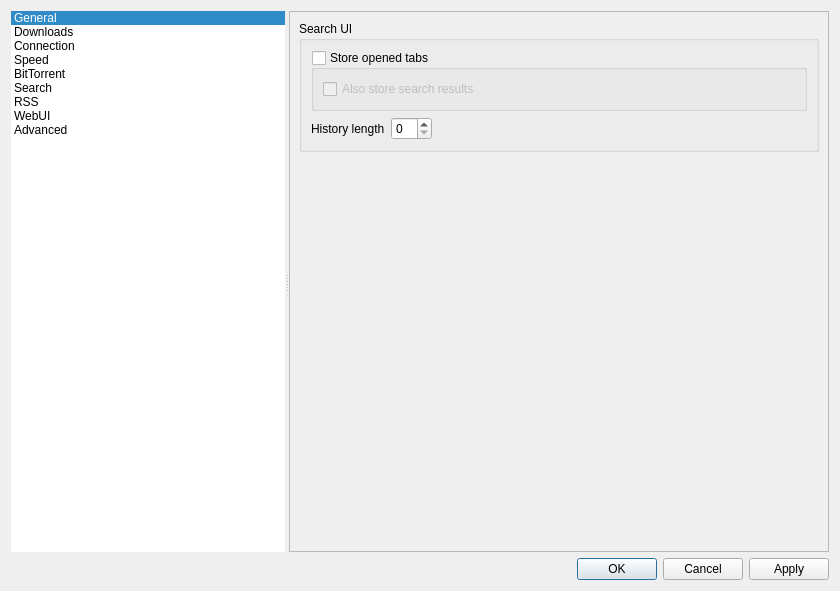
Qt form src/gui/optionsdialog.ui (qbutt-org/qbutt) before a commit.
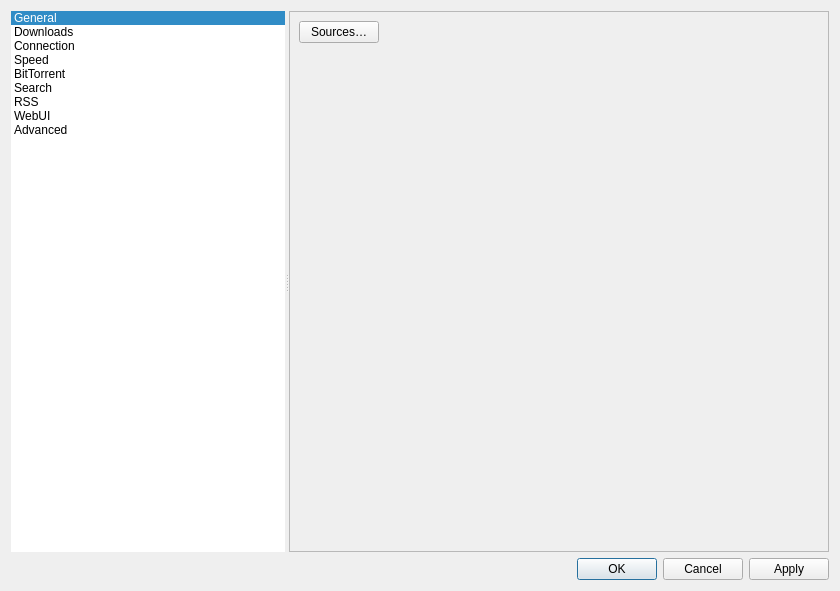
The same form after that commit. The open tabs and pages were chosen to show the change. Icons and pictures are not drawn. Custom widgets are drawn as their Qt base class.

Commit message:
Add integrated search, playback and reading
Ship exact publication selection, prepared native media playback and
reversible AI translation in the separate qbutt profile.

Bundle pinned media dependencies and source provenance, exercise native
user flows, and document the expanded product and ownership contracts.

The edit to the form file:
```diff
--- a/src/gui/optionsdialog.ui
+++ b/src/gui/optionsdialog.ui
@@ -3219,66 +3219,11 @@
             </rect>
            </property>
            <layout class="QVBoxLayout" name="searchPageScrollAreaWidgetContentsLayout">
-            <item>
-             <widget class="QGroupBox" name="groupSearchUI">
-              <property name="title">
-               <string>Search UI</string>
+            <item alignment="Qt::AlignmentFlag::AlignLeft">
+             <widget class="QPushButton" name="sourcesSettingsButton">
+              <property name="text">
+               <string>Sources…</string>
               </property>
-              <layout class="QVBoxLayout" name="groupSearchUILayout">
-               <item>
-                <widget class="QGroupBox" name="groupStoreOpenedTabs">
-                 <property name="title">
-                  <string>Store opened tabs</string>
-                 </property>
-                 <property name="checkable">
-                  <bool>true</bool>
-                 </property>
-                 <property name="checked">
-                  <bool>false</bool>
-                 </property>
-                 <layout class="QVBoxLayout" name="groupStoreOpenedTabsLayout">
-                  <item>
-                   <widget class="QCheckBox" name="checkStoreTabsSearchResults">
-                    <property name="text">
-                     <string>Also store search results</string>
-                    </property>
-                   </widget>
-                  </item>
-                 </layout>
-                </widget>
-               </item>
-               <item>
-                <layout class="QHBoxLayout" name="searchHistoryLayout">
-                 <item>
-                  <widget class="QLabel" name="searchHistoryLengthLabel">
-                   <property name="text">
-                    <string>History length</string>
-                   </property>
-                  </widget>
-                 </item>
-                 <item>
-                  <widget class="QSpinBox" name="searchHistoryLengthSpinBox">
-                   <property name="maximum">
-                    <number>99</number>
-                   </property>
-                  </widget>
-                 </item>
-                 <item>
-                  <spacer name="searchHistoryLengthSpacer">
-                   <property name="orientation">
-                    <enum>Qt::Orientation::Horizontal</enum>
-                   </property>
-                   <property name="sizeHint" stdset="0">
-                    <size>
-                     <width>40</width>
-                     <height>20</height>
-                    </size>
-                   </property>
-                  </spacer>
-                 </item>
-                </layout>
-               </item>
-              </layout>
              </widget>
             </item>
             <item>
```
The commit also changes 1065 other files.
